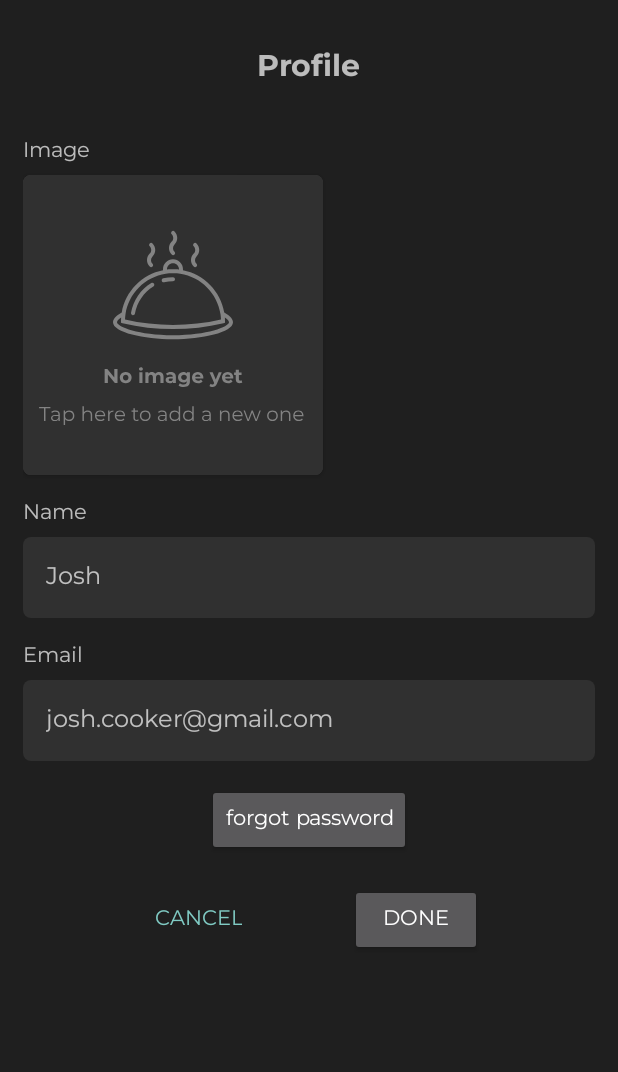
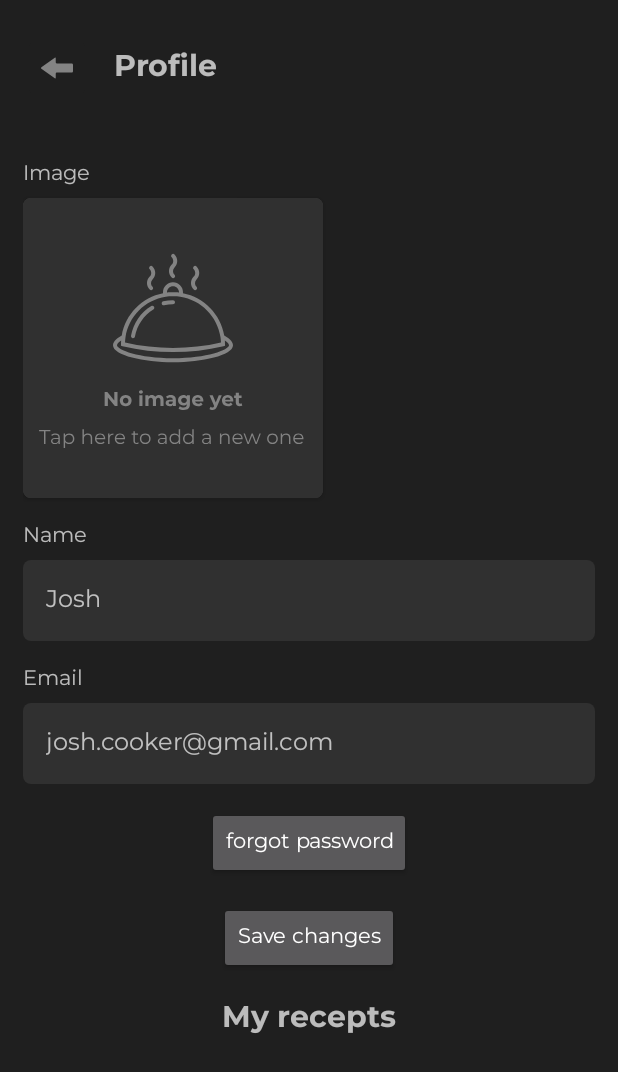
Before and after one commit to Saydullin/recipes-book, an Android app: the UserProfile screen opened directly, with no data from a screen before it, on a phone screen of 412 x 824 dp. Shown: the top 1072 px of the screen. Run offline under Robolectric (Android 15) with nearby library versions, the phone set to English and light mode, and no system bars.

```diff
--- a/app/src/main/java/com/example/recipesbook/AddRecipe.java
+++ b/app/src/main/java/com/example/recipesbook/AddRecipe.java
@@ -11,6 +11,7 @@ import android.os.Build;
 import android.os.Bundle;
 import android.widget.Button;
 import android.widget.EditText;
+import android.widget.ImageButton;
 import android.widget.ImageView;
 import android.widget.Toast;
 
@@ -28,7 +29,7 @@ public class AddRecipe extends AppCompatActivity {
     EditText recipeDuration;
     EditText recipeDescription;
     EditText recipeIngredientsAmount;
-    Button button_cancel_activity;
+    ImageButton button_cancel_activity;
     Button submit_add_recipe;
     ImageView recipeImagePreview;
 
@@ -90,7 +91,7 @@ public class AddRecipe extends AppCompatActivity {
                 recipeManager.add(imageURI, validateTitle, validateIngredientsAmount, validateDuration, validateDescription, "all");
                 Toast.makeText(this, "Data saved successfully", Toast.LENGTH_SHORT).show();
             } catch(NumberFormatException e) {
-                Toast.makeText(this, "Fill all the fields!", Toast.LENGTH_LONG).show();
+                Toast.makeText(this, "Fill all the fields!", Toast.LENGTH_SHORT).show();
             } catch (Exception e) {
                 e.printStackTrace();
                 Toast.makeText(this, e.getMessage(), Toast.LENGTH_LONG).show();
--- a/app/src/main/java/com/example/recipesbook/UserProfile.java
+++ b/app/src/main/java/com/example/recipesbook/UserProfile.java
@@ -3,11 +3,11 @@ package com.example.recipesbook;
 import androidx.appcompat.app.AppCompatActivity;
 
 import android.os.Bundle;
-import android.widget.Button;
+import android.widget.ImageButton;
 
 public class UserProfile extends AppCompatActivity {
 
-    Button button_cancel_activity;
+    ImageButton button_cancel_activity;
 
     @Override
     protected void onCreate(Bundle savedInstanceState) {
--- a/app/src/main/java/com/example/recipesbook/db/DbRecipe.java
+++ b/app/src/main/java/com/example/recipesbook/db/DbRecipe.java
@@ -10,7 +10,7 @@ import com.example.recipesbook.MainActivity;
 
 public class DbRecipe extends SQLiteOpenHelper {
 
-    public static final int DATABASE_VERSION = 9;
+    public static final int DATABASE_VERSION = 10;
     public static final String DATABASE_NAME = "RecipesDB";
     public static final String TABLE_RECIPES = "recipes";
 
@@ -20,7 +20,6 @@ public class DbRecipe extends SQLiteOpenHelper {
     public static final String KEY_DURATION = "duration";
     public static final String KEY_DESCRIPTION = "name";
     public static final String KEY_INGREDIENTS_AMOUNT = "ingredients_amount";
-    public static final String KEY_MAIL = "email";
     public static final String KEY_TAG = "tag";
 
 //  tags
--- a/app/src/main/java/com/example/recipesbook/db/RecipeManager.java
+++ b/app/src/main/java/com/example/recipesbook/db/RecipeManager.java
@@ -37,6 +37,7 @@ public class RecipeManager {
         contentValues.put(DbRecipe.KEY_INGREDIENTS_AMOUNT, ingredientsAmount);
         contentValues.put(DbRecipe.KEY_TAG, tag);
 
+        Toast.makeText(context, "Data really saved successfuly", Toast.LENGTH_SHORT).show();
         database.insert(DbRecipe.TABLE_RECIPES, null, contentValues);
     }
 
--- /dev/null
+++ b/app/src/main/res/drawable/ic_left_arrow.xml
@@ -0,0 +1,9 @@
+<vector xmlns:android="http://schemas.android.com/apk/res/android"
+    android:width="401.949dp"
+    android:height="401.949dp"
+    android:viewportWidth="401.949"
+    android:viewportHeight="401.949">
+  <path
+      android:fillColor="@color/theme_quite_text"
+      android:pathData="M401.947,159.301c0,-8.583 -6.949,-15.742 -15.497,-15.889l0,0H197.515c-7.021,-1.589 -12.309,-7.886 -12.309,-15.369V78.976c0,-8.675 -5.397,-11.163 -11.993,-5.535L4.948,190.735c-6.598,5.634 -6.598,14.847 0,20.479l168.262,117.29c6.599,5.632 11.996,3.146 11.996,-5.528v-49.067c0,-8.673 7.097,-15.771 15.771,-15.771l185.201,-0.276c8.676,-0.004 15.771,-7.101 15.771,-15.771L401.947,159.301z"/>
+</vector>
--- a/app/src/main/res/layout/activity_user_profile.xml
+++ b/app/src/main/res/layout/activity_user_profile.xml
@@ -13,17 +13,39 @@
         android:paddingVertical="15dp"
         tools:context=".AddRecipe">
 
+        <LinearLayout
+            android:id="@+id/header"
+            android:layout_width="match_parent"
+            android:layout_height="wrap_content"
+            android:gravity="center_vertical"
+            app:layout_constraintEnd_toEndOf="parent"
+            app:layout_constraintStart_toStartOf="parent"
+            app:layout_constraintTop_toTopOf="parent">
+
+            <ImageButton
+                android:id="@+id/button_cancel_activity"
+                android:layout_width="45dp"
+                android:layout_height="45dp"
+                android:backgroundTint="@color/theme_bg"
+                android:scaleType="centerInside"
+                android:src="@drawable/ic_left_arrow"
+                app:layout_constraintStart_toStartOf="parent"
+                app:layout_constraintTop_toTopOf="parent" />
+
             <TextView
                 android:id="@+id/textView5"
                 android:layout_width="wrap_content"
                 android:layout_height="wrap_content"
                 android:layout_marginVertical="15dp"
+                android:layout_marginStart="15dp"
                 android:fontFamily="@font/montserrat_bold"
                 android:text="@string/user_profile_title"
                 android:textSize="20sp"
                 app:layout_constraintEnd_toEndOf="parent"
                 app:layout_constraintStart_toStartOf="parent"
                 app:layout_constraintTop_toTopOf="parent" />
+
+        </LinearLayout>
 
         <LinearLayout
             android:id="@+id/inputsList"
@@ -33,7 +55,7 @@
             android:layout_marginVertical="15dp"
             app:layout_constraintEnd_toEndOf="parent"
             app:layout_constraintStart_toStartOf="parent"
-            app:layout_constraintTop_toBottomOf="@+id/textView5">
+            app:layout_constraintTop_toBottomOf="@+id/header">
 
             <TextView
                 android:layout_width="wrap_content"
@@ -130,17 +152,9 @@
             app:layout_constraintTop_toBottomOf="@+id/button_forgot_pass">
 
             <Button
-                android:id="@+id/button_cancel_activity"
-                style="?android:attr/buttonBarButtonStyle"
-                android:layout_width="wrap_content"
-                android:layout_height="wrap_content"
-                android:layout_marginHorizontal="30dp"
-                android:fontFamily="@font/montserrat"
-                android:text="@string/cancel_text" />
-
-            <Button
                 android:id="@+id/submit_add_recipe"
                 android:layout_width="wrap_content"
+                android:textAllCaps="false"
                 android:layout_height="wrap_content"
                 android:layout_marginHorizontal="30dp"
                 android:fontFamily="@font/montserrat"
@@ -148,6 +162,18 @@
 
         </LinearLayout>
 
+        <TextView
+            android:id="@+id/textView6"
+            android:layout_width="wrap_content"
+            android:layout_height="wrap_content"
+            android:layout_marginVertical="15dp"
+            android:fontFamily="@font/montserrat_bold"
+            android:text="@string/user_recepts"
+            android:textSize="20sp"
+            app:layout_constraintEnd_toEndOf="parent"
+            app:layout_constraintStart_toStartOf="parent"
+            app:layout_constraintTop_toBottomOf="@+id/linearLayout2" />
+
     </androidx.constraintlayout.widget.ConstraintLayout>
 
 </ScrollView>
--- a/app/src/main/res/values/strings.xml
+++ b/app/src/main/res/values/strings.xml
@@ -2,7 +2,7 @@
     <string name="app_name">Recipes</string>
     <string name="recipes_book">Recipes Book</string>
     <string name="font_normal">sans-serif</string>
-    <string name="submit_button">Done</string>
+    <string name="submit_button">Save changes</string>
     <string name="search_text">Search recipes</string>
     <string name="sign_up">Sign Up</string>
     <string name="get_back">Get Back</string>
@@ -25,6 +25,7 @@
     <string name="josh_example">Josh</string>
     <string name="title_activity_login">LoginActivity</string>
     <string name="prompt_email">Email</string>
+    <string name="user_recepts">My recepts</string>
     <string name="prompt_password">Password</string>
     <string name="action_sign_in">Sign in or register</string>
     <string name="action_sign_in_short">Sign in</string>
```
Also changed, not shown: app/src/main/AndroidManifest.xml (+13 -5 lines), app/src/main/java/com/example/recipesbook/MainActivity.java (+7 -31 lines), app/src/main/java/com/example/recipesbook/ui/login/LoginActivity.java (+8 -1 lines), app/src/main/res/layout/activity_add_recipe.xml (+25 -9 lines), build.gradle (indentation only), 1 other file. Lines whose indentation alone changed are shown as unchanged.
